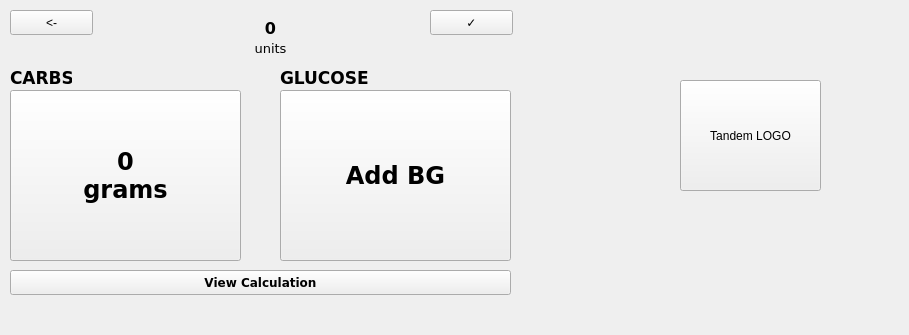
First picture: the form in bolusscreen.ui, repository yunusao/Tandem-t-slim-Insulin-Pump-Simulator, before the edit.
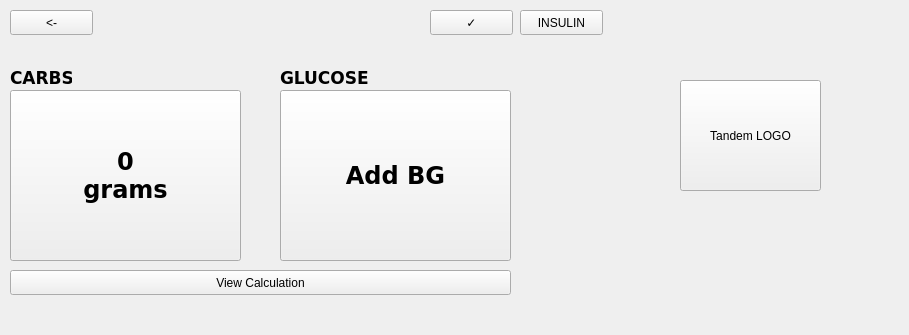
Second picture: the form after the edit.

What changed in the file:
```diff
--- a/bolusscreen.ui
+++ b/bolusscreen.ui
@@ -39,54 +39,7 @@
     <string>&lt;-</string>
    </property>
   </widget>
-  <widget class="QLabel" name="labelUnits">
-   <property name="geometry">
-    <rect>
-     <x>120</x>
-     <y>20</y>
-     <width>301</width>
-     <height>17</height>
-    </rect>
-   </property>
-   <property name="font">
-    <font>
-     <family>DejaVu Sans</family>
-     <pointsize>12</pointsize>
-     <weight>75</weight>
-     <bold>true</bold>
-    </font>
-   </property>
-   <property name="text">
-    <string>0</string>
-   </property>
-   <property name="alignment">
-    <set>Qt::AlignCenter</set>
-   </property>
-  </widget>
-  <widget class="QLabel" name="label">
-   <property name="geometry">
-    <rect>
-     <x>120</x>
-     <y>40</y>
-     <width>301</width>
-     <height>17</height>
-    </rect>
-   </property>
-   <property name="font">
-    <font>
-     <family>DejaVu Sans</family>
-     <pointsize>10</pointsize>
-     <weight>50</weight>
-     <bold>false</bold>
-    </font>
-   </property>
-   <property name="text">
-    <string>units</string>
-   </property>
-   <property name="alignment">
-    <set>Qt::AlignCenter</set>
-   </property>
-  </widget>
+  <!-- Confirm button -->
   <widget class="QPushButton" name="confirmButton">
    <property name="geometry">
     <rect>
@@ -100,6 +53,21 @@
     <string>✓</string>
    </property>
   </widget>
+  <!-- New INSULIN button -->
+  <widget class="QPushButton" name="insulinButton">
+   <property name="geometry">
+    <rect>
+     <x>520</x>
+     <y>10</y>
+     <width>83</width>
+     <height>25</height>
+    </rect>
+   </property>
+   <property name="text">
+    <string>INSULIN</string>
+   </property>
+  </widget>
+  <!-- Carbs Button -->
   <widget class="QPushButton" name="carbsButton">
    <property name="geometry">
     <rect>
@@ -152,13 +120,6 @@
      <height>25</height>
     </rect>
    </property>
-   <property name="font">
-    <font>
-     <family>DejaVu Sans</family>
-     <weight>75</weight>
-     <bold>true</bold>
-    </font>
-   </property>
    <property name="text">
     <string>View Calculation</string>
    </property>
```
Left out of the diff: 6 changed lines with no effect on the pictures.
